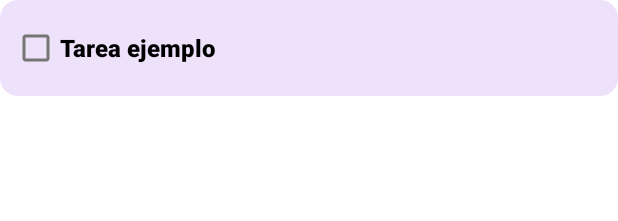
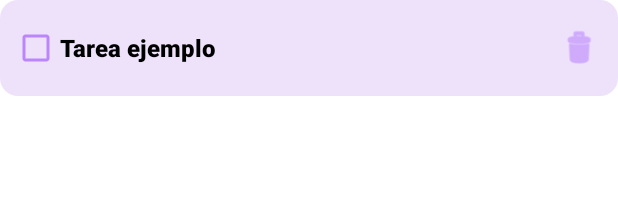
Before and after one commit to AlceaXich/ToDo-App, an Android app built with Jetpack Compose: the layout item_task.xml on its own in the app's theme, with its tools: preview values and no code run, on a phone screen of 412 x 824 dp. Shown: the top 221 px of the screen. Run offline under Robolectric (Android 15) with nearby library versions, the phone set to English and light mode, and no system bars.

Commit message:
Add funtionality to save task in local db

```diff
--- a/app/build.gradle.kts
+++ b/app/build.gradle.kts
@@ -2,6 +2,7 @@ plugins {
     alias(libs.plugins.android.application)
     alias(libs.plugins.kotlin.android)
     alias(libs.plugins.kotlin.compose)
+    alias(libs.plugins.kotlin.kapt)
 }
 
 android {
@@ -59,4 +60,7 @@ dependencies {
     androidTestImplementation(libs.androidx.ui.test.junit4)
     debugImplementation(libs.androidx.ui.tooling)
     debugImplementation(libs.androidx.ui.test.manifest)
+    implementation(libs.androidx.room.runtime)
+    implementation(libs.androidx.room.ktx)
+    kapt(libs.androidx.room.compiler)
 }
--- a/app/src/main/res/layout/item_task.xml
+++ b/app/src/main/res/layout/item_task.xml
@@ -1,11 +1,13 @@
 <?xml version="1.0" encoding="utf-8"?>
 
 <LinearLayout xmlns:android="http://schemas.android.com/apk/res/android"
+    xmlns:app="http://schemas.android.com/apk/res-auto"
     android:layout_width="match_parent"
     android:layout_height="wrap_content"
     android:orientation="horizontal"
     android:padding="8dp"
     android:layout_marginBottom="8dp"
+    android:gravity="center_vertical"
     android:background="@drawable/background_task">
 
     <CheckBox
@@ -17,5 +19,15 @@
         android:textStyle="bold"
         android:fontFamily="sans-serif-medium"
         android:textSize="16sp"
-        android:maxLines="1"/>
+        android:maxLines="1"
+        android:buttonTint="@color/purple_200" />
+
+    <ImageView
+        android:id="@+id/btnDelete"
+        android:layout_width="36dp"
+        android:layout_height="36dp"
+        android:src="@android:drawable/ic_menu_delete"
+        android:contentDescription="Eliminar tarea"
+        android:padding="4dp"
+        app:tint="@color/purple_200" />
 </LinearLayout>
--- a/gradle/libs.versions.toml
+++ b/gradle/libs.versions.toml
@@ -11,6 +11,7 @@ composeBom = "2024.09.00"
 appcompat = "1.7.1"
 material = "1.12.0"
 constraintlayout = "2.2.0"
+roomVersion = "2.6.1"
 
 [libraries]
 androidx-core-ktx = { group = "androidx.core", name = "core-ktx", version.ref = "coreKtx" }
@@ -30,8 +31,12 @@ androidx-material3 = { group = "androidx.compose.material3", name = "material3"
 androidx-appcompat = { group = "androidx.appcompat", name = "appcompat", version.ref = "appcompat" }
 android-material = { group = "com.google.android.material", name = "material", version.ref = "material" }
 androidx-constraintlayout = { group = "androidx.constraintlayout", name = "constraintlayout", version.ref = "constraintlayout" }
+androidx-room-runtime = { group = "androidx.room", name = "room-runtime", version.ref = "roomVersion" }
+androidx-room-ktx = { group = "androidx.room", name = "room-ktx", version.ref = "roomVersion" }
+androidx-room-compiler = { group = "androidx.room", name = "room-compiler", version.ref = "roomVersion" }
 
 [plugins]
 android-application = { id = "com.android.application", version.ref = "agp" }
 kotlin-android = { id = "org.jetbrains.kotlin.android", version.ref = "kotlin" }
 kotlin-compose = { id = "org.jetbrains.kotlin.plugin.compose", version.ref = "kotlin" }
+kotlin-kapt = { id = "org.jetbrains.kotlin.kapt"}
```
Also changed, not shown: app/src/main/java/com/example/todoapp/MainActivity.kt (+25 -2 lines), app/src/main/java/com/example/todoapp/data/AppDatabase.kt (added, +25 -0 lines), app/src/main/java/com/example/todoapp/data/Task.kt (+8 -1 lines), app/src/main/java/com/example/todoapp/data/TaskDao.kt (added, +14 -0 lines).
